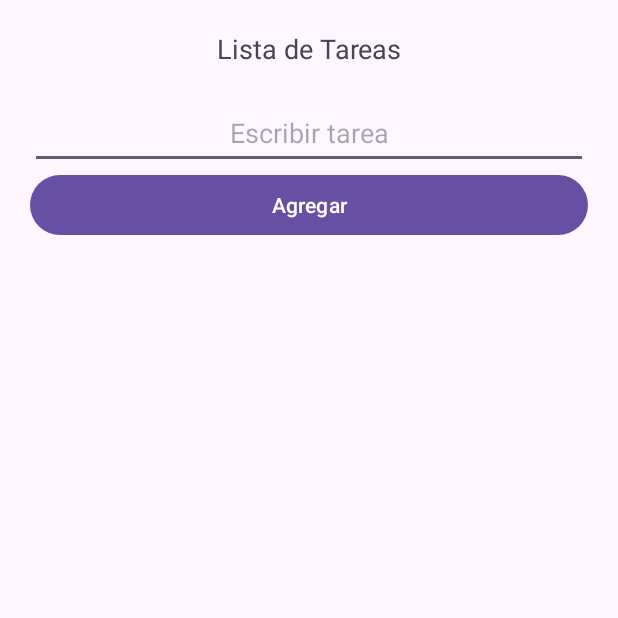
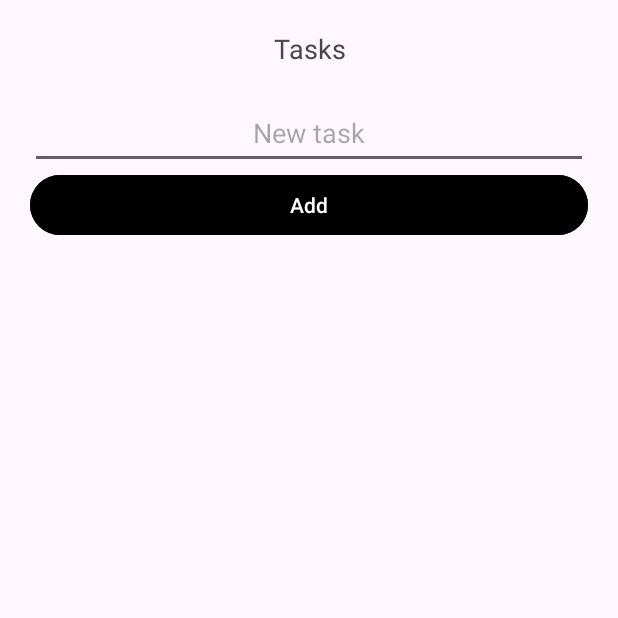
Before and after one commit to Idlaviv17/TasksList, an Android app: the screen it shows after launch (MainActivity), on a phone screen of 412 x 824 dp, the top half of it. Run offline under Robolectric (Android 15) with nearby library versions, the phone set to English and light mode, and no system bars; our stand-ins replace Room's generated code.

Commit message:
Add buttons and refactor

```diff
--- a/app/src/main/java/angulo/javier/taskslist/AppDatabase.kt
+++ b/app/src/main/java/angulo/javier/taskslist/AppDatabase.kt
@@ -3,7 +3,7 @@ package angulo.javier.taskslist
 import androidx.room.Database
 import androidx.room.RoomDatabase
 
-@Database(entities = [Tarea::class], version = 1)
+@Database(entities = [Task::class], version = 1)
 abstract class AppDatabase : RoomDatabase() {
-    abstract fun tareaDao(): TareaDAO
+    abstract fun taskDAO(): TaskDAO
 }
--- a/app/src/main/java/angulo/javier/taskslist/MainActivity.kt
+++ b/app/src/main/java/angulo/javier/taskslist/MainActivity.kt
@@ -1,73 +1,77 @@
 package angulo.javier.taskslist
 
-import androidx.appcompat.app.AppCompatActivity
 import android.os.Bundle
-import android.widget.AdapterView
-import android.widget.ArrayAdapter
+import android.view.View
 import android.widget.Button
 import android.widget.EditText
 import android.widget.ListView
 import android.widget.Toast
+import androidx.appcompat.app.AppCompatActivity
 import androidx.room.Room
 
 class MainActivity : AppCompatActivity() {
-    lateinit var et_tarea: EditText
-    lateinit var btn_agregar: Button
-    lateinit var listview_tareas: ListView
-    lateinit var lista_tareas: ArrayList<String>
-    lateinit var adaptor: ArrayAdapter<String>
+    lateinit var taskEditText: EditText
+    lateinit var addBtn: Button
+    lateinit var tasksListView: ListView
+    lateinit var tasksArraylist: ArrayList<String>
+    lateinit var adapter: CustomAdapter
     lateinit var db: AppDatabase
 
     override fun onCreate(savedInstanceState: Bundle?) {
         super.onCreate(savedInstanceState)
         setContentView(R.layout.activity_main)
 
-        et_tarea = findViewById(R.id.et_tarea)
-        btn_agregar = findViewById(R.id.btn_agregar)
-        listview_tareas = findViewById(R.id.listview_tareas)
+        taskEditText = findViewById(R.id.editTextTask)
+        addBtn = findViewById(R.id.buttonAdd)
+        tasksListView = findViewById(R.id.listViewTasks)
 
-        lista_tareas = ArrayList()
+        tasksArraylist = ArrayList()
 
         db = Room.databaseBuilder(
             applicationContext,
-            AppDatabase::class.java, "tareas-db"
+            AppDatabase::class.java, "tasks-db"
         ).allowMainThreadQueries().build()
 
-        cargarTareas()
+        loadTasks()
 
-        adaptor = ArrayAdapter(this, android.R.layout.simple_list_item_1, lista_tareas)
-        listview_tareas.adapter = adaptor
+        adapter = CustomAdapter(this, tasksArraylist)
+        tasksListView.adapter = adapter
+    }
 
-        btn_agregar.setOnClickListener {
-            var tarea_str = et_tarea.text.toString()
-
-            if(!tarea_str.isNullOrEmpty()) {
-                var tarea = Tarea(desc = tarea_str)
-                db.tareaDao().agregarTarea(tarea)
-                lista_tareas.add(tarea_str)
-                adaptor.notifyDataSetChanged()
-                et_tarea.setText("")
-            } else {
-                Toast.makeText(this, "llenar campo", Toast.LENGTH_SHORT).show()
-            }
-        }
-
-        listview_tareas.onItemClickListener = AdapterView.OnItemClickListener { parent, view, position, id ->
-            var tarea_desc = lista_tareas[position]
-
-            var tarea = db.tareaDao().getTarea(tarea_desc)
-
-            db.tareaDao().eliminarTarea(tarea)
-
-            lista_tareas.removeAt(position)
-            adaptor.notifyDataSetChanged()
+    private fun loadTasks() {
+        var dbList = db.taskDAO().getTasks()
+        for(task in dbList) {
+            tasksArraylist.add(task.desc)
         }
     }
 
-    private fun cargarTareas() {
-        var lista_db = db.tareaDao().obtenerTareas()
-        for(tarea in lista_db) {
-            lista_tareas.add(tarea.desc)
+    fun onAddButtonClick(view: View) {
+        var taskStr = taskEditText.text.toString()
+
+        if(!taskStr.isNullOrEmpty()) {
+            var task = Task(desc = taskStr)
+            db.taskDAO().addTask(task)
+            tasksArraylist.add(taskStr)
+            adapter.notifyDataSetChanged()
+            taskEditText.setText("")
+        } else {
+            Toast.makeText(this, "There must be a task to add", Toast.LENGTH_SHORT).show()
         }
     }
+
+    fun onDeleteButtonClick(view: View) {
+        val position = view.tag as Int
+        var taskDesc = tasksArraylist[position]
+        var task = db.taskDAO().getTask(taskDesc)
+
+        db.taskDAO().deleteTask(task)
+        tasksArraylist.removeAt(position)
+        adapter.notifyDataSetChanged()
+    }
+
+    fun onUpdateButtonClick(view: View) {
+        // TODO Implement update task
+        val position = view.tag as Int
+        Toast.makeText(this, "Update Clicked at position $position", Toast.LENGTH_SHORT).show()
+    }
 }
--- a/app/src/main/java/angulo/javier/taskslist/TareaDAO.kt
+++ /dev/null
@@ -1,22 +0,0 @@
-package angulo.javier.taskslist
-
-import androidx.room.Dao
-import androidx.room.Delete
-import androidx.room.Insert
-import androidx.room.Query
-
-@Dao
-interface TareaDAO {
-
-    @Query("SELECT * FROM tareas")
-    fun obtenerTareas(): List<Tarea>
-
-    @Query("SELECT * FROM tareas WHERE `desc` = :descripcion")
-    fun getTarea(descripcion: String): Tarea
-
-    @Insert
-    fun agregarTarea(tarea: Tarea)
-
-    @Delete
-    fun eliminarTarea(tarea: Tarea)
-}
--- a/app/src/main/java/angulo/javier/taskslist/Tarea.kt
+++ b/app/src/main/java/angulo/javier/taskslist/Task.kt
@@ -3,8 +3,8 @@ package angulo.javier.taskslist
 import androidx.room.Entity
 import androidx.room.PrimaryKey
 
-@Entity(tableName = "tareas")
-data class Tarea(
+@Entity(tableName = "tasks")
+data class Task(
     @PrimaryKey(autoGenerate = true) var id: Int = 0,
     var desc: String
 )
--- /dev/null
+++ b/app/src/main/java/angulo/javier/taskslist/TaskDAO.kt
@@ -0,0 +1,22 @@
+package angulo.javier.taskslist
+
+import androidx.room.Dao
+import androidx.room.Delete
+import androidx.room.Insert
+import androidx.room.Query
+
+@Dao
+interface TaskDAO {
+
+    @Query("SELECT * FROM tasks")
+    fun getTasks(): List<Task>
+
+    @Query("SELECT * FROM tasks WHERE `desc` = :description")
+    fun getTask(description: String): Task
+
+    @Insert
+    fun addTask(task: Task)
+
+    @Delete
+    fun deleteTask(task: Task)
+}
--- a/app/src/main/res/layout/activity_main.xml
+++ b/app/src/main/res/layout/activity_main.xml
@@ -10,28 +10,30 @@
     <TextView
         android:layout_width="match_parent"
         android:layout_height="wrap_content"
-        android:text="Lista de Tareas"
+        android:text="Tasks"
         android:textAlignment="center"
         android:textSize="18sp"
         android:layout_margin="20dp" />
 
     <EditText
-        android:id="@+id/et_tarea"
+        android:id="@+id/editTextTask"
         android:layout_width="match_parent"
         android:layout_height="48dp"
         android:layout_marginHorizontal="20dp"
         android:textAlignment="center"
-        android:hint="Escribir tarea" />
+        android:hint="New task" />
 
     <Button
-        android:id="@+id/btn_agregar"
+        android:id="@+id/buttonAdd"
         android:layout_width="match_parent"
         android:layout_height="wrap_content"
-        android:text="Agregar"
-        android:layout_marginHorizontal="20dp" />
+        android:text="Add"
+        android:backgroundTint="@color/black"
+        android:layout_marginHorizontal="20dp"
+        android:onClick="onAddButtonClick" />
 
     <ListView
-        android:id="@+id/listview_tareas"
+        android:id="@+id/listViewTasks"
         android:layout_width="match_parent"
         android:layout_height="0dp"
         android:layout_weight="1"
```
Also changed, not shown: app/src/main/java/angulo/javier/taskslist/CustomAdapter.kt (added, +56 -0 lines), app/src/main/res/drawable/delete_icon.xml (added, +12 -0 lines), app/src/main/res/drawable/edit_icon.xml (added, +12 -0 lines), app/src/main/res/layout/list_item_layout.xml (added, +38 -0 lines).
